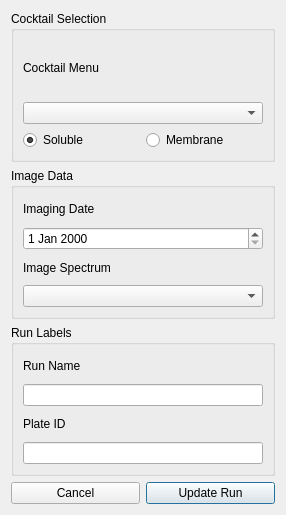
The window that pyqt_designer/run_updater_dialog.ui (Hauptman-Woodward/Marco_Polo) describes before a commit, drawn with Qt 5.
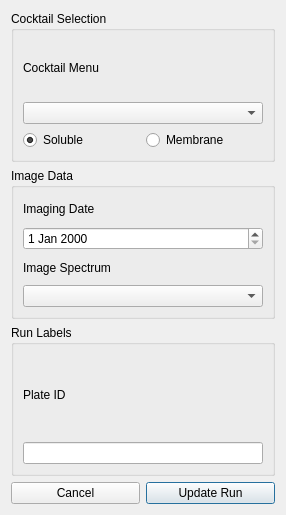
The same window after the commit.

What changed in the file:
```diff
--- a/pyqt_designer/run_updater_dialog.ui
+++ b/pyqt_designer/run_updater_dialog.ui
@@ -97,20 +97,6 @@
      </property>
      <layout class="QGridLayout" name="gridLayout_3">
       <item row="0" column="0">
-       <widget class="QLabel" name="label">
-        <property name="text">
-         <string>Run Name</string>
-        </property>
-       </widget>
-      </item>
-      <item row="1" column="0">
-       <widget class="QLineEdit" name="lineEdit">
-        <property name="toolTip">
-         <string>Change this run's name. Note: must be unique.</string>
-        </property>
-       </widget>
-      </item>
-      <item row="2" column="0">
        <widget class="QLabel" name="label_5">
         <property name="text">
          <string>Plate ID</string>
```
Left out of the diff: 2 changed lines with no effect on the pictures.
